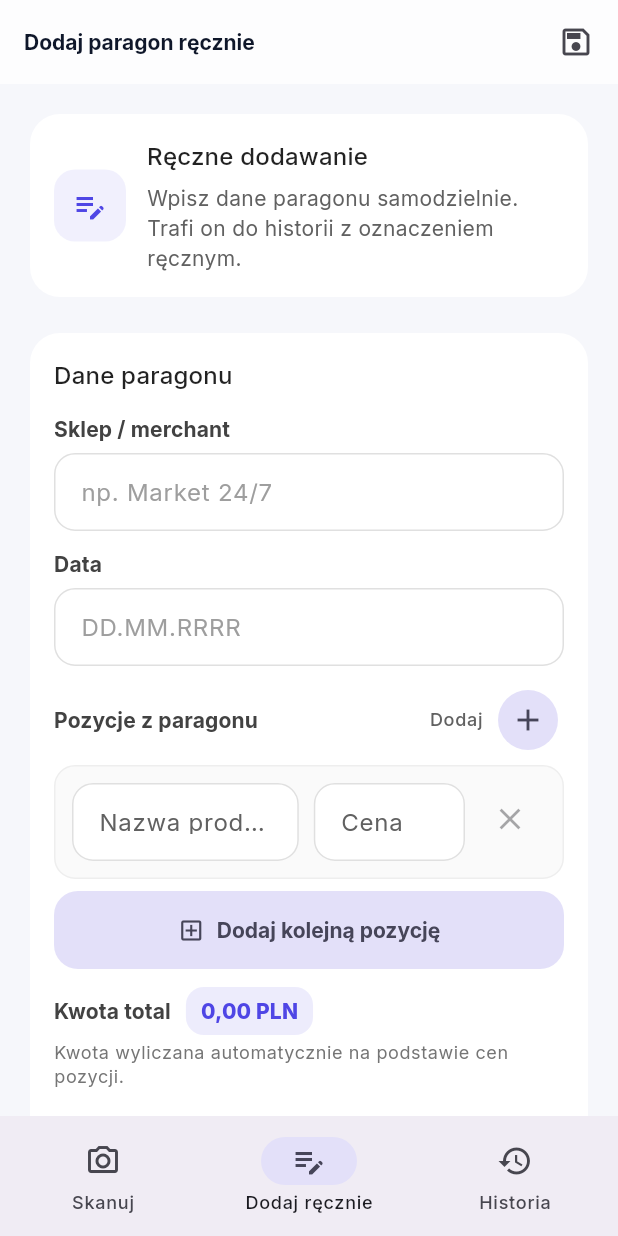
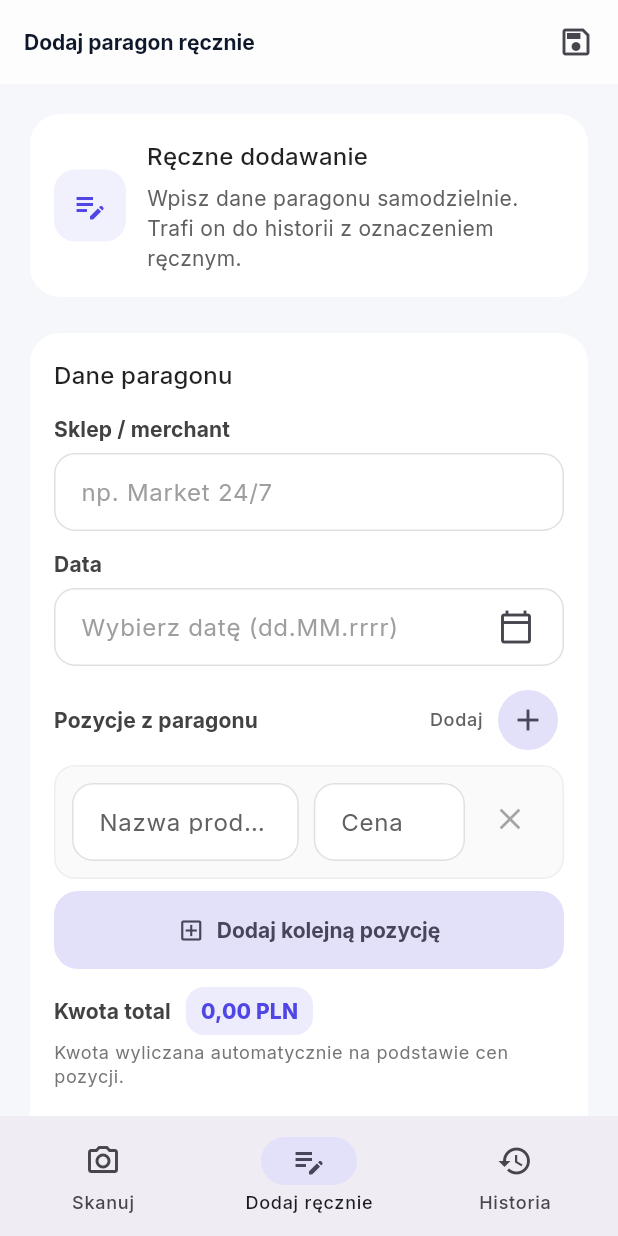
Before and after one commit to grrd2000/ReceiptParser, a Flutter app: the screen it shows after launch, item 2 of the bottom bar chosen, on a phone screen of 412 x 824 dp. Run offline on Flutter 3.47's test engine with Material 3 defaults, Android fonts, the light colour scheme and no system bars; our stand-ins replace camera, google_fonts, sqflite; missing offline and left inert: google_mlkit_text_recognition; accounts and stored records are empty.

Commit message:
Improve manual entry date selection

```diff
--- a/mobile/lib/features/manual/manual_entry_screen.dart
+++ b/mobile/lib/features/manual/manual_entry_screen.dart
@@ -1,4 +1,5 @@
 import 'package:flutter/material.dart';
+import 'package:intl/intl.dart';
 import 'package:receipt_parser/data/receipt_database.dart';
 import 'package:receipt_parser/domain/models/receipt_entry.dart';
 import 'package:receipt_parser/domain/models/receipt_item.dart';
@@ -17,6 +18,7 @@ class _ManualEntryScreenState extends State<ManualEntryScreen>
   final _notesCtrl = TextEditingController();
   final List<_ItemControllers> _itemCtrls = [_ItemControllers()];
   final ValueNotifier<double> _totalValueNotifier = ValueNotifier(0);
+  DateTime? _selectedDate;
 
   late final AnimationController _addButtonController;
   late final Animation<double> _addButtonScale;
@@ -106,6 +108,7 @@ class _ManualEntryScreenState extends State<ManualEntryScreen>
       _dateCtrl.clear();
       _notesCtrl.clear();
       setState(() {
+        _selectedDate = null;
         for (final item in _itemCtrls) {
           item.dispose();
         }
@@ -167,6 +170,26 @@ class _ManualEntryScreenState extends State<ManualEntryScreen>
       _itemCtrls.add(_ItemControllers());
     });
     _updateTotalFromItems();
+  }
+
+  Future<void> _pickDate() async {
+    final initialDate = _selectedDate ?? DateTime.now();
+    final picked = await showDatePicker(
+      context: context,
+      initialDate: initialDate,
+      firstDate: DateTime(2000),
+      lastDate: DateTime(2100),
+      helpText: 'Wybierz datę paragonu',
+      cancelText: 'Anuluj',
+      confirmText: 'Ustaw',
+    );
+
+    if (picked != null) {
+      setState(() {
+        _selectedDate = picked;
+        _dateCtrl.text = DateFormat('dd.MM.yyyy').format(picked);
+      });
+    }
   }
 
   void _removeItemRow(int index) {
@@ -272,8 +295,14 @@ class _ManualEntryScreenState extends State<ManualEntryScreen>
                       _LabeledField(
                         label: 'Data',
                         controller: _dateCtrl,
-                        hint: 'DD.MM.RRRR',
-                        keyboardType: TextInputType.datetime,
+                        hint: 'Wybierz datę (dd.MM.rrrr)',
+                        readOnly: true,
+                        onTap: _saving ? null : _pickDate,
+                        suffix: IconButton(
+                          icon: const Icon(Icons.calendar_today_outlined),
+                          tooltip: 'Otwórz kalendarz',
+                          onPressed: _saving ? null : _pickDate,
+                        ),
                       ),
                       const SizedBox(height: 12),
                       Row(
@@ -524,6 +553,8 @@ class _LabeledField extends StatelessWidget {
   final TextEditingController controller;
   final TextInputType? keyboardType;
   final Widget? suffix;
+  final bool readOnly;
+  final VoidCallback? onTap;
 
   const _LabeledField({
     required this.label,
@@ -533,6 +564,8 @@ class _LabeledField extends StatelessWidget {
     this.minLines,
     this.keyboardType,
     this.suffix,
+    this.readOnly = false,
+    this.onTap,
   });
 
   @override
@@ -551,6 +584,8 @@ class _LabeledField extends StatelessWidget {
         TextField(
           controller: controller,
           keyboardType: keyboardType,
+          readOnly: readOnly,
+          onTap: onTap,
           maxLines: maxLines ?? 1,
           minLines: minLines,
           decoration: InputDecoration(
--- a/mobile/pubspec.yaml
+++ b/mobile/pubspec.yaml
@@ -15,6 +15,7 @@ dependencies:
   path: ^1.9.0
   path_provider: ^2.1.3
   sqflite: ^2.3.3
+  intl: ^0.19.0
 
 
 
```
Also changed, not shown: mobile/pubspec.lock.
